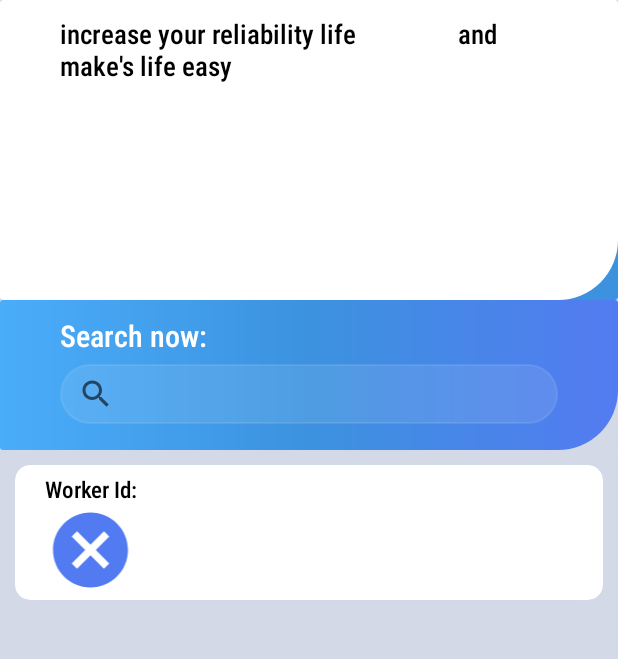
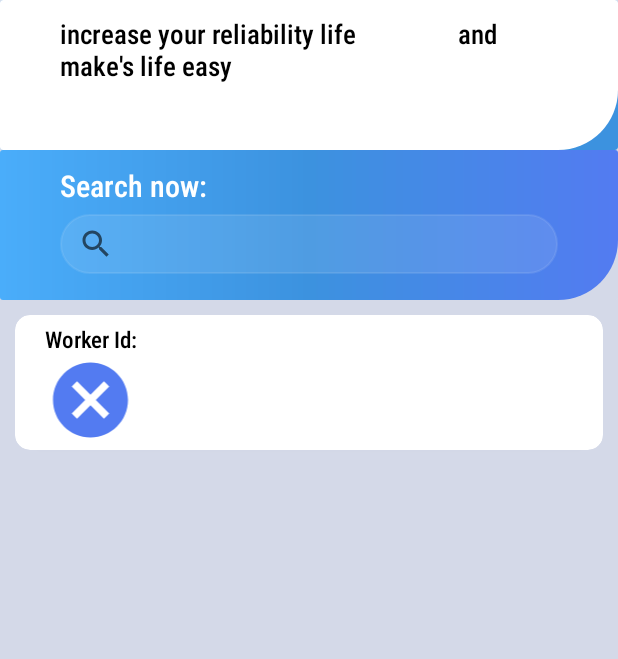
Before and after one commit to saurabh9322/Murtijapur-s-Work-Force, an Android app: the MainActivity screen opened directly, with no data from a screen before it, on a phone screen of 412 x 824 dp, the part 84-743 px from its top. Run offline under Robolectric (Android 15) with nearby library versions, the phone set to English and light mode, and no system bars.

Commit message:
Initial Commit2

```diff
--- a/app/src/main/res/layout/activity_main.xml
+++ b/app/src/main/res/layout/activity_main.xml
@@ -9,7 +9,7 @@
     android:background="#D4D9E8">
 <androidx.cardview.widget.CardView
     android:layout_width="match_parent"
-    android:layout_height="200dp"
+    android:layout_height="100dp"
     android:id="@+id/cd_hp_st"
     android:backgroundTint="@color/gradient2">
     <LinearLayout
```
